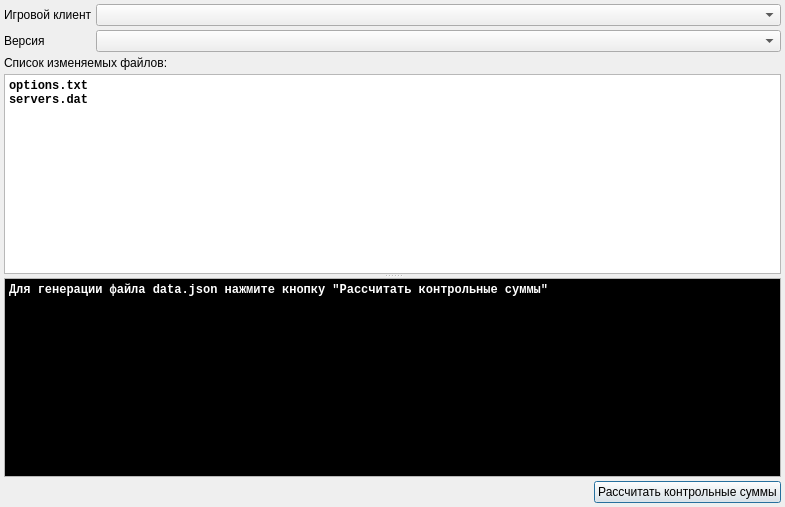
The window that checkoutdialog.ui (dngulin/ttyhlauncher) describes before a commit, drawn with Qt 5.
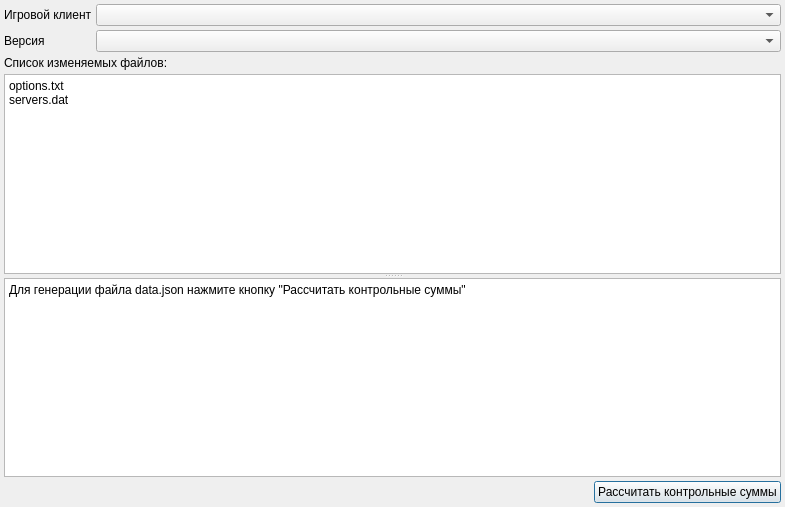
The same window after the commit.

The edit to the form file:
```diff
--- a/checkoutdialog.ui
+++ b/checkoutdialog.ui
@@ -75,13 +75,6 @@
         <verstretch>0</verstretch>
        </sizepolicy>
       </property>
-      <property name="font">
-       <font>
-        <family>Liberation Mono</family>
-        <weight>75</weight>
-        <bold>true</bold>
-       </font>
-      </property>
       <property name="readOnly">
        <bool>false</bool>
       </property>
@@ -97,104 +90,6 @@
         <verstretch>0</verstretch>
        </sizepolicy>
       </property>
-      <property name="palette">
-       <palette>
-        <active>
-         <colorrole role="Text">
-          <brush brushstyle="SolidPattern">
-           <color alpha="255">
-            <red>255</red>
-            <green>255</green>
-            <blue>255</blue>
-           </color>
-          </brush>
-         </colorrole>
-         <colorrole role="Base">
-          <brush brushstyle="SolidPattern">
-           <color alpha="255">
-            <red>0</red>
-            <green>0</green>
-            <blue>0</blue>
-           </color>
-          </brush>
-         </colorrole>
-         <colorrole role="Highlight">
-          <brush brushstyle="SolidPattern">
-           <color alpha="255">
-            <red>73</red>
-            <green>73</green>
-            <blue>73</blue>
-           </color>
-          </brush>
-         </colorrole>
-        </active>
-        <inactive>
-         <colorrole role="Text">
-          <brush brushstyle="SolidPattern">
-           <color alpha="255">
-            <red>255</red>
-            <green>255</green>
-            <blue>255</blue>
-           </color>
-          </brush>
-         </colorrole>
-         <colorrole role="Base">
-          <brush brushstyle="SolidPattern">
-           <color alpha="255">
-            <red>0</red>
-            <green>0</green>
-            <blue>0</blue>
-           </color>
-          </brush>
-         </colorrole>
-         <colorrole role="Highlight">
-          <brush brushstyle="SolidPattern">
-           <color alpha="255">
-            <red>73</red>
-            <green>73</green>
-            <blue>73</blue>
-           </color>
-          </brush>
-         </colorrole>
-        </inactive>
-        <disabled>
-         <colorrole role="Text">
-          <brush brushstyle="SolidPattern">
-           <color alpha="255">
-            <red>255</red>
-            <green>253</green>
-            <blue>253</blue>
-           </color>
-          </brush>
-         </colorrole>
-         <colorrole role="Base">
-          <brush brushstyle="SolidPattern">
-           <color alpha="255">
-            <red>232</red>
-            <green>231</green>
-            <blue>230</blue>
-           </color>
-          </brush>
-         </colorrole>
-         <colorrole role="Highlight">
-          <brush brushstyle="SolidPattern">
-           <color alpha="255">
-            <red>155</red>
-            <green>154</green>
-            <blue>153</blue>
-           </color>
-          </brush>
-         </colorrole>
-        </disabled>
-       </palette>
-      </property>
-      <property name="font">
-       <font>
-        <family>Liberation Mono</family>
-        <weight>75</weight>
-        <bold>true</bold>
-       </font>
-      </property>
       <property name="readOnly">
        <bool>true</bool>
       </property>
```
